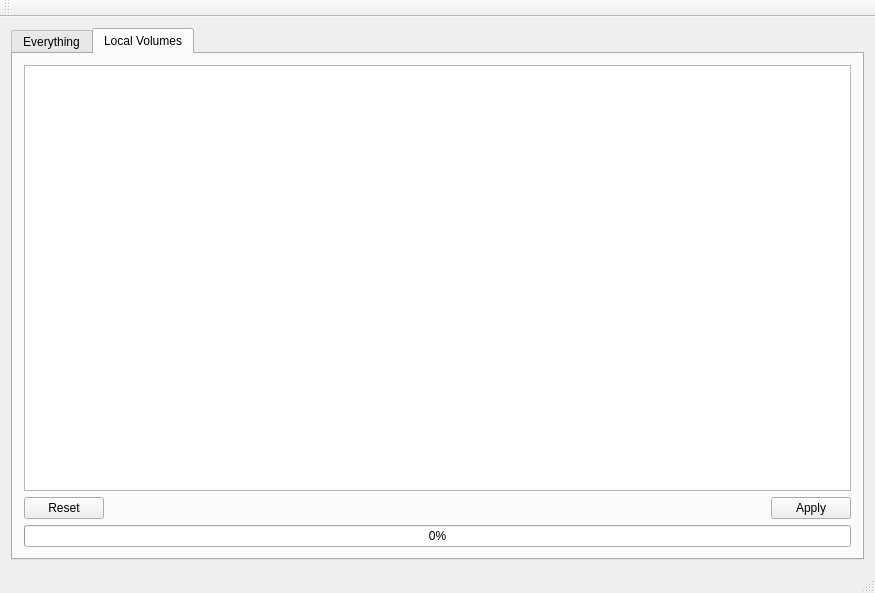
The window that src/everything/mainwindow.ui (xinyazhang/oldstuff-moonstone) describes before a commit, drawn with Qt 5.
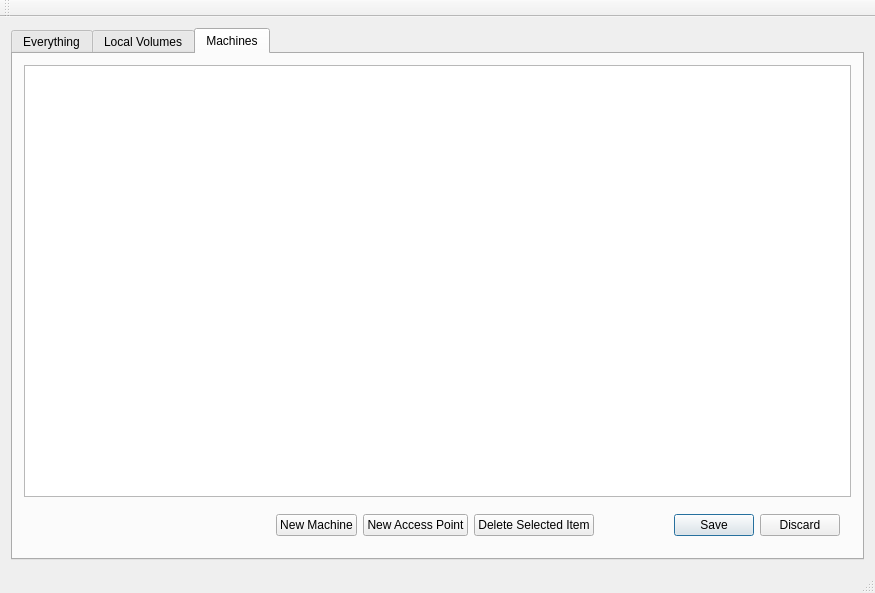
The same window after the commit.

The edit to the form file:
```diff
--- a/src/everything/mainwindow.ui
+++ b/src/everything/mainwindow.ui
@@ -24,7 +24,7 @@
     <item>
      <widget class="QTabWidget" name="tabWidget">
       <property name="currentIndex">
-       <number>1</number>
+       <number>2</number>
       </property>
       <property name="elideMode">
        <enum>Qt::ElideNone</enum>
@@ -69,6 +69,63 @@
         </item>
        </layout>
       </widget>
+      <widget class="QWidget" name="tab_machines">
+       <attribute name="title">
+        <string>Machines</string>
+       </attribute>
+       <layout class="QVBoxLayout" name="verticalLayout_4">
+        <item>
+         <widget class="QTreeView" name="machine_list"/>
+        </item>
+        <item>
+         <widget class="QWidget" name="widget" native="true">
+          <layout class="QHBoxLayout" name="horizontalLayout">
+           <item>
+            <spacer name="horizontalSpacer">
+             <property name="orientation">
+              <enum>Qt::Horizontal</enum>
+             </property>
+             <property name="sizeHint" stdset="0">
+              <size>
+               <width>40</width>
+               <height>20</height>
+              </size>
+             </property>
+            </spacer>
+           </item>
+           <item>
+            <widget class="QPushButton" name="m_newmac">
+             <property name="text">
+              <string>New Machine</string>
+             </property>
+            </widget>
+           </item>
+           <item>
+            <widget class="QPushButton" name="mv_newap">
+             <property name="text">
+              <string>New Access Point</string>
+             </property>
+            </widget>
+           </item>
+           <item>
+            <widget class="QPushButton" name="mv_del">
+             <property name="text">
+              <string>Delete Selected Item</string>
+             </property>
+            </widget>
+           </item>
+           <item>
+            <widget class="QDialogButtonBox" name="buttonBox_2">
+             <property name="standardButtons">
+              <set>QDialogButtonBox::Discard|QDialogButtonBox::Save</set>
+             </property>
+            </widget>
+           </item>
+          </layout>
+         </widget>
+        </item>
+       </layout>
+      </widget>
      </widget>
     </item>
    </layout>
```
Left out of the diff: 2 changed lines with no effect on the pictures.
